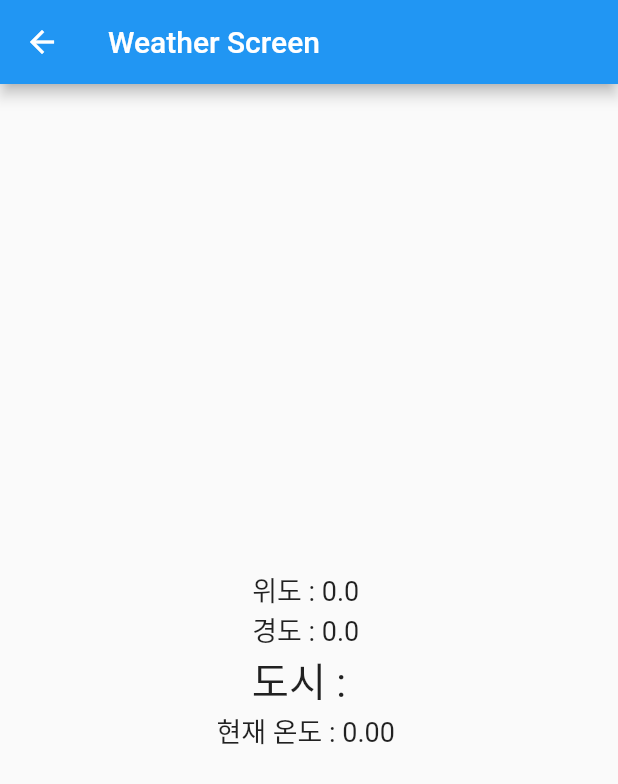
After one commit to ElvaCJ/hufs-flutter-mobile, a Flutter app: the WeatherScreen screen opened directly, on a phone screen of 412 x 824 dp. The commit adds this screen. Shown: the top 784 px of the screen. Run offline on Flutter 3.47's test engine with Material 2 defaults, Android fonts, the phone set to English and light mode, and no system bars; our stand-ins replace dio, flutter_dotenv, geolocator; missing offline and left inert: flutter_analog_clock.

Commit message:
11주차 weather api 호출 및 출력

```diff
--- /dev/null
+++ b/lib/screens/weather_screen.dart
@@ -0,0 +1,127 @@
+import 'dart:convert';
+
+import 'package:dio/dio.dart';
+import 'package:flutter/material.dart';
+import 'package:flutter_dotenv/flutter_dotenv.dart';
+import 'package:geolocator/geolocator.dart';
+
+class WeatherScreen extends StatefulWidget {
+  const WeatherScreen({super.key});
+
+  @override
+  State<WeatherScreen> createState() => _WeatherScreenState();
+}
+
+class _WeatherScreenState extends State<WeatherScreen> {
+  Position? position;
+
+  //1. 불러올 정보 데이터를 할당할 변수들 선언
+  late double latitude;
+  late double longitude;
+  late double temperature;
+  late String city;
+
+  @override
+  void initState() {
+    super.initState();
+
+    // 2. 정보 데이터 변수 초기화
+    longitude = 0;
+    latitude = 0;
+    city = '';
+    temperature = 0;
+
+    getPosition();
+  }
+
+  // Current Weather Data API 호출
+  Future<void> getPosition() async {
+    bool serviceEnabled;
+    LocationPermission permission;
+
+    serviceEnabled =
+        await Geolocator.isLocationServiceEnabled(); //await -> 함수 탈출 후 따로 돌아감
+    if (!serviceEnabled) {
+      // Location services are not enabled don't continue
+      // accessing the position and request users of the
+      // App to enable the location services.
+      return Future.error('Location services are disabled.');
+    }
+
+    permission = await Geolocator.checkPermission();
+    if (permission == LocationPermission.denied) {
+      permission = await Geolocator.requestPermission();
+      if (permission == LocationPermission.denied) {
+        // Permissions are denied, next time you could try
+        // requesting permissions again (this is also where
+        // Android's shouldShowRequestPermissionRationale
+        // returned true. According to Android guidelines
+        // your App should show an explanatory UI now.
+        return Future.error('Location permissions are denied');
+      }
+    }
+
+    if (permission == LocationPermission.deniedForever) {
+      // Permissions are denied forever, handle appropriately.
+      return Future.error(
+          'Location permissions are permanently denied, we cannot request permissions.');
+    }
+
+    position = await Geolocator.getCurrentPosition();
+    setState(() {
+      // When we reach here, permissions are granted and we can
+      // continue accessing the position of the device.
+
+      latitude = position!.latitude;
+      longitude = position!.longitude;
+
+      getWeather(latitude.toString(), longitude.toString());
+    });
+
+    // 필요 데이터 잘 불러왔는지 중간확인 : 콘솔 출력
+    print(position);
+    print('latitude : $latitude');
+    print('longitude : $longitude');
+  }
+
+  void getWeather(@required String lat, @required String lon) async {
+    final dio = Dio();
+    String apiKey = dotenv.get("WEATHER_KEY");
+    String str = 'https://api.openweathermap.org/data/2.5/weather?lat=$lat&lon=$lon&appid=$apiKey';
+    Response response;
+    response = await dio.get(str);
+    print(response.data.toString());
+
+    var weatherData = jsonDecode(response.toString()); // string을 List로 바꿔주기 위한 jsonDecode(dart.convert 패키지에 있는 메소드)
+    double temp = weatherData['main']['temp'];
+    String name = weatherData['name'];
+
+    setState(() {
+      temperature = temp - 273.15; //절대온도로 호출된 temp를 섭씨온도로 바꿔주기
+      city = name;
+    });
+
+    print(temp.toString());
+    print(name);
+  }
+
+  @override
+  Widget build(BuildContext context) {
+    return Scaffold(
+      appBar: AppBar(
+        title: const Text('Weather Screen'),
+      ),
+      body: Center(
+        child: Column(
+          mainAxisAlignment: MainAxisAlignment.center,
+          children: [
+            Text('위도 : $latitude ', style: const TextStyle(fontSize: 18),),
+            Text('경도 : $longitude ', style: const TextStyle(fontSize: 18),),
+            Text('도시 : $city ', style: const TextStyle(fontSize: 27),),
+            Text('현재 온도 : ${temperature.toStringAsFixed(2)} ', style: const TextStyle(fontSize: 18)),
+          ],
+        ),
+      ),
+    );
+  }
+}
--- a/pubspec.yaml
+++ b/pubspec.yaml
@@ -37,6 +37,9 @@ dependencies:
   cupertino_icons: ^1.0.2
 
   flutter_analog_clock: ^1.0.3
+  geolocator: ^10.1.0
+  dio: ^5.3.3
+  flutter_dotenv: ^5.1.0
 
 dev_dependencies:
   flutter_test:
@@ -64,6 +67,8 @@ flutter:
   # assets:
   #   - images/a_dot_burr.jpeg
   #   - images/a_dot_ham.jpeg
+  assets:
+    - .env
 
   # An image asset can refer to one or more resolution-specific "variants", see
   # https://flutter.dev/assets-and-images/#resolution-aware
```
Also changed, not shown: lib/main.dart (+8 -0 lines), lib/screens/nav_test_screen.dart (+14 -0 lines), pubspec.lock, 16 other files.
